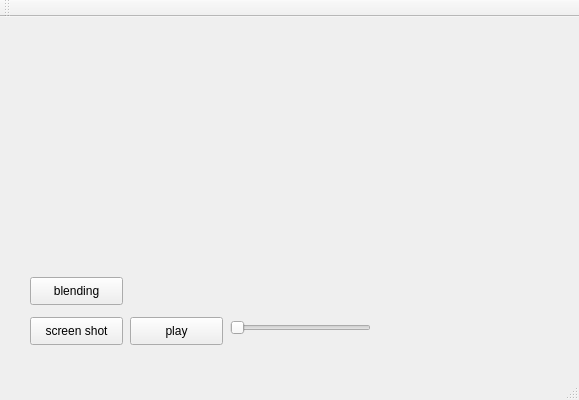
First picture: the form in Qt/QtWidgetsApplication1/QtWidgetsApplication1.ui, repository eunjiyun/-Field_Training, before the edit.
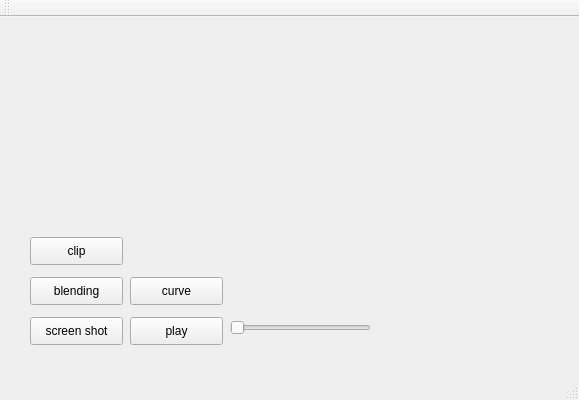
Second picture: the form after the edit.

```diff
--- a/Qt/QtWidgetsApplication1/QtWidgetsApplication1.ui
+++ b/Qt/QtWidgetsApplication1/QtWidgetsApplication1.ui
@@ -66,6 +66,32 @@
      <string>blending</string>
     </property>
    </widget>
+   <widget class="QPushButton" name="pushButton_4">
+    <property name="geometry">
+     <rect>
+      <x>130</x>
+      <y>260</y>
+      <width>93</width>
+      <height>28</height>
+     </rect>
+    </property>
+    <property name="text">
+     <string>curve</string>
+    </property>
+   </widget>
+   <widget class="QPushButton" name="pushButton_5">
+    <property name="geometry">
+     <rect>
+      <x>30</x>
+      <y>220</y>
+      <width>93</width>
+      <height>28</height>
+     </rect>
+    </property>
+    <property name="text">
+     <string>clip</string>
+    </property>
+   </widget>
   </widget>
   <widget class="QMenuBar" name="menuBar">
    <property name="geometry">
```
